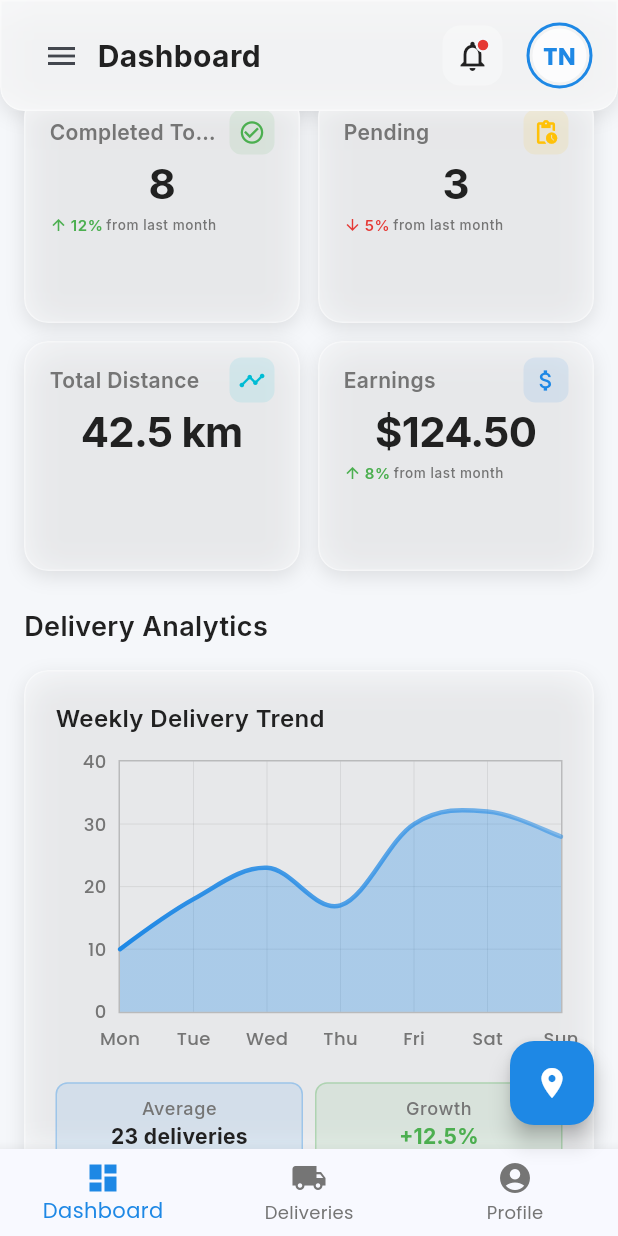
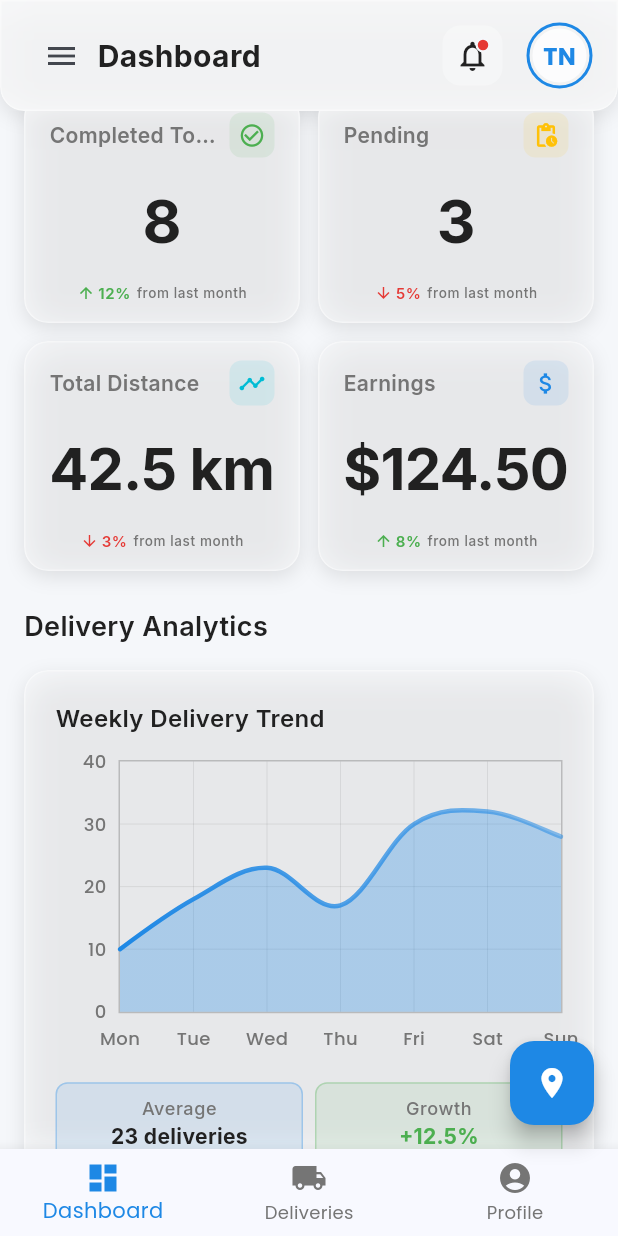
Before and after one commit to Quinh2003/PROJECT_KTC_2025, a Flutter app: the DashboardScreenSpatial screen opened by its route, scrolled down 576 dp, on a phone screen of 412 x 824 dp. Run offline on Flutter 3.47's test engine with Material 3 defaults, Android fonts, the light colour scheme and no system bars; drawn by our look-alikes of fl_chart; our stand-ins replace bloc, carousel_slider, equatable, firebase_core, firebase_messaging, flutter_animate and 17 more; missing offline and left inert: flutter_polyline_points, mapbox_maps_flutter; accounts and stored records are empty.

Commit message:
Alpha 0.1.9 - Profile

```diff
--- a/driver-app/lib/presentation/components/spatial_stat_card.dart
+++ b/driver-app/lib/presentation/components/spatial_stat_card.dart
@@ -31,14 +31,15 @@ class StatCard extends StatelessWidget {
     final isDark = Theme.of(context).brightness == Brightness.dark;
 
     return GlassCard(
-      padding: const EdgeInsets.symmetric(horizontal: 16, vertical: 10),
+      padding: const EdgeInsets.symmetric(horizontal: 16, vertical: 12),
       backgroundColor: backgroundColor ?? (isDark
           ? Colors.white.withValues(alpha: 0.05)
           : Colors.white.withValues(alpha: 0.3)),
       child: Column(
         crossAxisAlignment: CrossAxisAlignment.start,
-        mainAxisSize: MainAxisSize.min,
+        mainAxisAlignment: MainAxisAlignment.spaceBetween,
         children: [
+          // Title and icon row
           Row(
             mainAxisAlignment: MainAxisAlignment.spaceBetween,
             children: [
@@ -69,9 +70,10 @@ class StatCard extends StatelessWidget {
             ],
           ),
 
-          SizedBox(
-            height: 40,
-            child: Center(
+          // Value - centered and bigger
+          Center(
+            child: Padding(
+              padding: const EdgeInsets.symmetric(vertical: 8),
               child: FittedBox(
                 fit: BoxFit.scaleDown,
                 child: Text(
@@ -80,8 +82,9 @@ class StatCard extends StatelessWidget {
                     color: isDark
                         ? SpatialDesignSystem.textDarkPrimaryColor
                         : SpatialDesignSystem.textPrimaryColor,
-                    fontSize: 30,
+                    fontSize: 40,
                     fontWeight: FontWeight.bold,
+                    height: 1.0, // Tighter line height
                   ),
                   textAlign: TextAlign.center,
                 ),
@@ -89,10 +92,14 @@ class StatCard extends StatelessWidget {
             ),
           ),
 
+          // Trend indicator
           if (showArrow && changePercentage != null)
-            Row(
+            Container(
+              width: double.infinity,
+              alignment: Alignment.center,
+              child: Row(
+                mainAxisSize: MainAxisSize.min,
                 mainAxisAlignment: MainAxisAlignment.center,
-              mainAxisSize: MainAxisSize.min,
                 children: [
                   Icon(
                     isPositive ? Icons.arrow_upward : Icons.arrow_downward,
@@ -108,9 +115,8 @@ class StatCard extends StatelessWidget {
                       fontSize: 10,
                     ),
                   ),
-                const SizedBox(width: 2),
-                Flexible(
-                  child: Text(
+                  const SizedBox(width: 4),
+                  Text(
                     'from last month',
                     style: SpatialDesignSystem.captionText.copyWith(
                       color: isDark
@@ -120,8 +126,8 @@ class StatCard extends StatelessWidget {
                     ),
                     overflow: TextOverflow.ellipsis,
                   ),
+                ],
               ),
-              ],
             ),
         ],
       ),
--- a/driver-app/lib/presentation/screens/dashboard/dashboard_screen_spatial.dart
+++ b/driver-app/lib/presentation/screens/dashboard/dashboard_screen_spatial.dart
@@ -560,6 +560,9 @@ class _DashboardScreenSpatialState extends State<DashboardScreenSpatial> {
           value: "42.5 km",
           icon: Icons.timeline,
           iconColor: SpatialDesignSystem.accentColor,
+          showArrow: true,
+          isPositive: false,
+          changePercentage: "3",
         ),
         StatCard(
           title: "Earnings",
```
Lines whose indentation alone changed are shown as unchanged.
